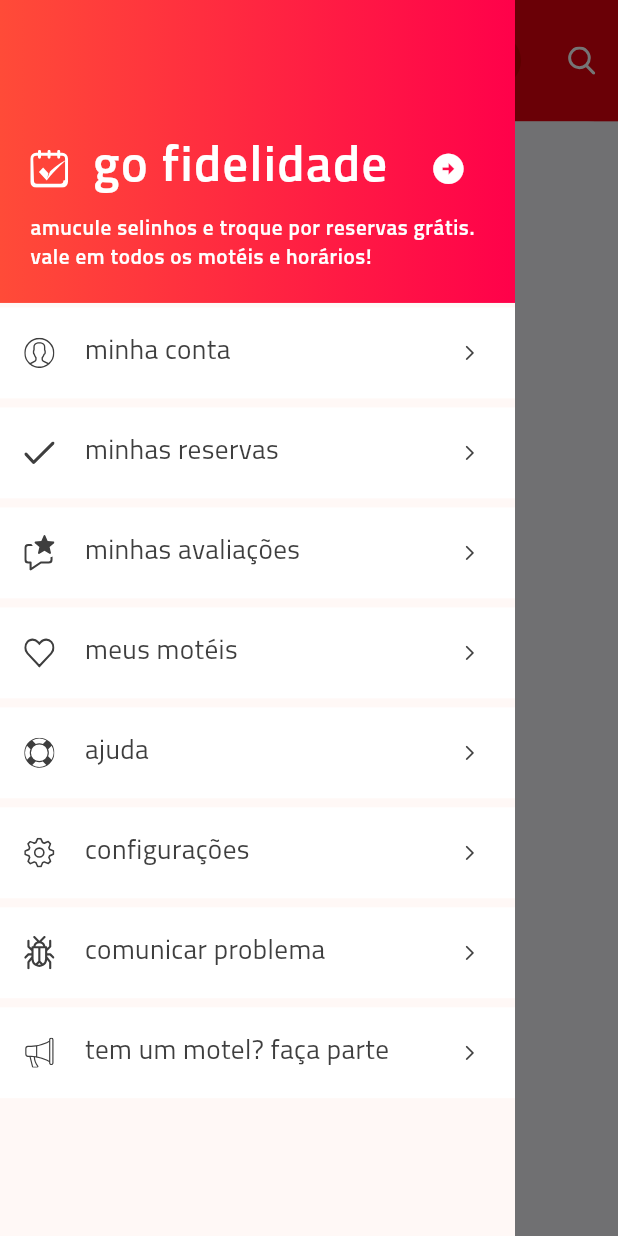
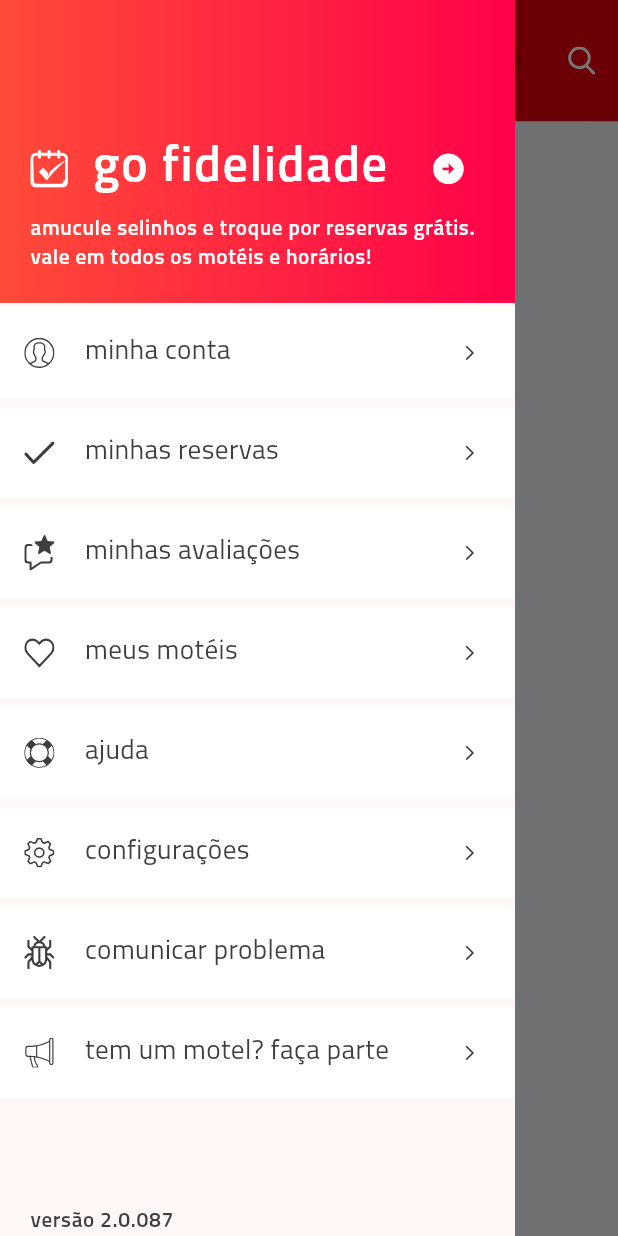
Before and after one commit to VagnerWillian/guia_hoteis_go, a Flutter app: the screen it shows after launch, with the side drawer open, on a phone screen of 412 x 824 dp. Run offline on Flutter 3.47's test engine with Material 3 defaults, Android fonts, the phone set to English and light mode, and no system bars; our stand-ins replace bubble_tab_indicator, flutter_modular, flutter_svg, responsive_framework.

Commit message:
Menu Drawer

```diff
--- a/lib/modules/base_module/ui/components/left_drawer.dart
+++ b/lib/modules/base_module/ui/components/left_drawer.dart
@@ -14,12 +14,19 @@ class LeftDrawer extends StatefulWidget {
 class _LeftDrawerState extends State<LeftDrawer> {
   @override
   Widget build(BuildContext context) {
-    return Drawer(
+    return Container(
+      constraints: const BoxConstraints(maxWidth: 350),
+      child: Drawer(
         width: MediaQuery.of(context).size.width / 1.2,
-      child: SingleChildScrollView(
+        child: LayoutBuilder(
+          builder: (context, constraint) {
+            return SingleChildScrollView(
+              child: ConstrainedBox(
+                constraints: BoxConstraints(minHeight: constraint.maxHeight),
+                child: IntrinsicHeight(
                   child: Column(
-          crossAxisAlignment: CrossAxisAlignment.stretch,
-          children: [
+                    crossAxisAlignment: CrossAxisAlignment.start,
+                    children: <Widget>[
                       Container(
                         height: 200,
                         decoration: const BoxDecoration(
@@ -37,7 +44,8 @@ class _LeftDrawerState extends State<LeftDrawer> {
                           children: [
                             ListTile(
                               contentPadding: EdgeInsets.zero,
-                    leading: const SvgIcon(SvgIconData.goAfter, size: 25, color: Colors.white),
+                              leading:
+                                  const SvgIcon(SvgIconData.goAfter, size: 25, color: Colors.white),
                               title: FittedBox(
                                 child: Text(
                                   'go fidelidade',
@@ -66,15 +74,36 @@ class _LeftDrawerState extends State<LeftDrawer> {
                           ],
                         ),
                       ),
+                      Expanded(
+                        child: Column(
+                          crossAxisAlignment: CrossAxisAlignment.stretch,
+                          children: [
                             _buildMenuItem(icon: SvgIconData.myAccount, name: 'minha conta'),
-            _buildMenuItem(icon: SvgIconData.myReservations, name: 'minhas reservas'),
+                            _buildMenuItem(
+                                icon: SvgIconData.myReservations, name: 'minhas reservas'),
                             _buildMenuItem(icon: SvgIconData.reviews, name: 'minhas avaliações'),
                             _buildMenuItem(icon: SvgIconData.hearth, name: 'meus motéis'),
                             _buildMenuItem(icon: SvgIconData.help, name: 'ajuda'),
                             _buildMenuItem(icon: SvgIconData.config, name: 'configurações'),
                             _buildMenuItem(icon: SvgIconData.bug, name: 'comunicar problema'),
-            _buildMenuItem(icon: SvgIconData.megafone, name: 'tem um motel? faça parte'),
+                            _buildMenuItem(
+                                icon: SvgIconData.megafone, name: 'tem um motel? faça parte'),
                           ],
+                        ),
+                      ),
+                      Container(
+                        margin: const EdgeInsets.only(left: 20, top: 20),
+                        child: Text(
+                          'versão 2.0.087',
+                          style: Theme.of(context).textTheme.bodySmall,
+                        ),
+                      ),
+                    ],
+                  ),
+                ),
+              ),
+            );
+          },
         ),
       ),
     );
```
Lines whose indentation alone changed are shown as unchanged.
